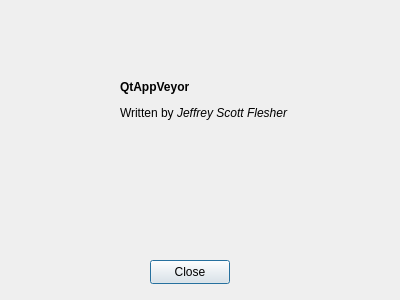
First picture: the form in AboutDialog.ui, repository Light-Wizzard/QtAppVeyor, before the edit.
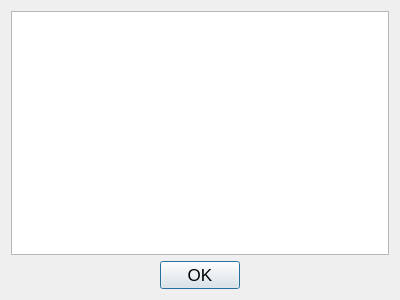
Second picture: the form after the edit.

Patch:
```diff
--- a/AboutDialog.ui
+++ b/AboutDialog.ui
@@ -13,32 +13,33 @@
   <property name="windowTitle">
    <string>Dialog</string>
   </property>
-  <widget class="QLabel" name="labelAbout">
-   <property name="geometry">
-    <rect>
-     <x>120</x>
-     <y>20</y>
-     <width>201</width>
-     <height>161</height>
-    </rect>
-   </property>
-   <property name="text">
-    <string>&lt;html&gt;&lt;head/&gt;&lt;body&gt;&lt;p&gt;&lt;span style=&quot; font-weight:600;&quot;&gt;QtAppVeyor&lt;/span&gt;&lt;/p&gt;&lt;p&gt;Written by &lt;span style=&quot; font-style:italic;&quot;&gt;Jeffrey Scott Flesher&lt;/span&gt;&lt;/p&gt;&lt;/body&gt;&lt;/html&gt;</string>
-   </property>
-  </widget>
-  <widget class="QPushButton" name="buttonBoxOk">
-   <property name="geometry">
-    <rect>
-     <x>150</x>
-     <y>260</y>
-     <width>80</width>
-     <height>24</height>
-    </rect>
-   </property>
-   <property name="text">
-    <string>Close</string>
-   </property>
-  </widget>
+  <layout class="QVBoxLayout" name="verticalLayout_2">
+   <item>
+    <layout class="QVBoxLayout" name="verticalLayout">
+     <item>
+      <widget class="QTextEdit" name="textEditAbout"/>
+     </item>
+    </layout>
+   </item>
+   <item>
+    <widget class="QDialogButtonBox" name="buttonBox">
+     <property name="font">
+      <font>
+       <pointsize>13</pointsize>
+      </font>
+     </property>
+     <property name="layoutDirection">
+      <enum>Qt::RightToLeft</enum>
+     </property>
+     <property name="standardButtons">
+      <set>QDialogButtonBox::Ok</set>
+     </property>
+     <property name="centerButtons">
+      <bool>true</bool>
+     </property>
+    </widget>
+   </item>
+  </layout>
  </widget>
  <resources/>
  <connections/>
```
